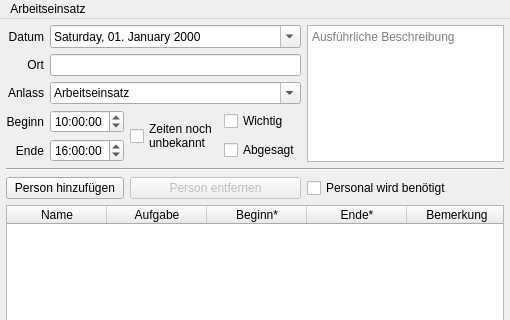
Old version of the form Programm/epl_gui/activitywindow.ui in the repository philjosch/Einsatzplaner; both pictures show x 0 to 510 and y 0 to 320 of the 510 by 461 pixel window.
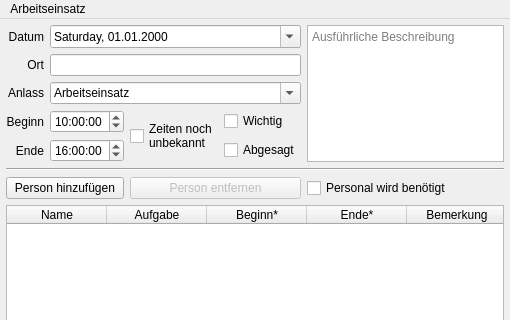
New version of the form. Icons and pictures are not drawn.

Diff of the .ui file:
```diff
--- a/Programm/epl_gui/activitywindow.ui
+++ b/Programm/epl_gui/activitywindow.ui
@@ -143,7 +143,7 @@
     <item row="0" column="1" colspan="4">
      <widget class="QDateEdit" name="dateDatum">
       <property name="displayFormat">
-       <string>dddd, dd. MMMM yyyy</string>
+       <string>dddd, dd.MM.yyyy</string>
       </property>
       <property name="calendarPopup">
        <bool>true</bool>
```
Left out of the diff: 42 changed lines with no effect on the pictures.
